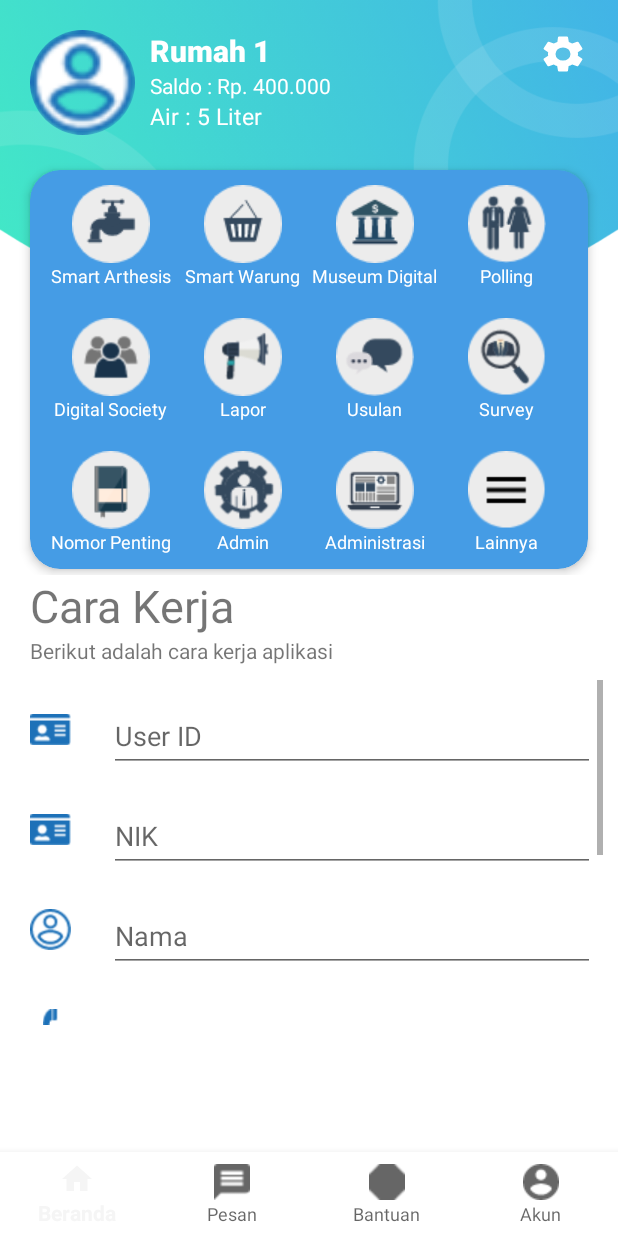
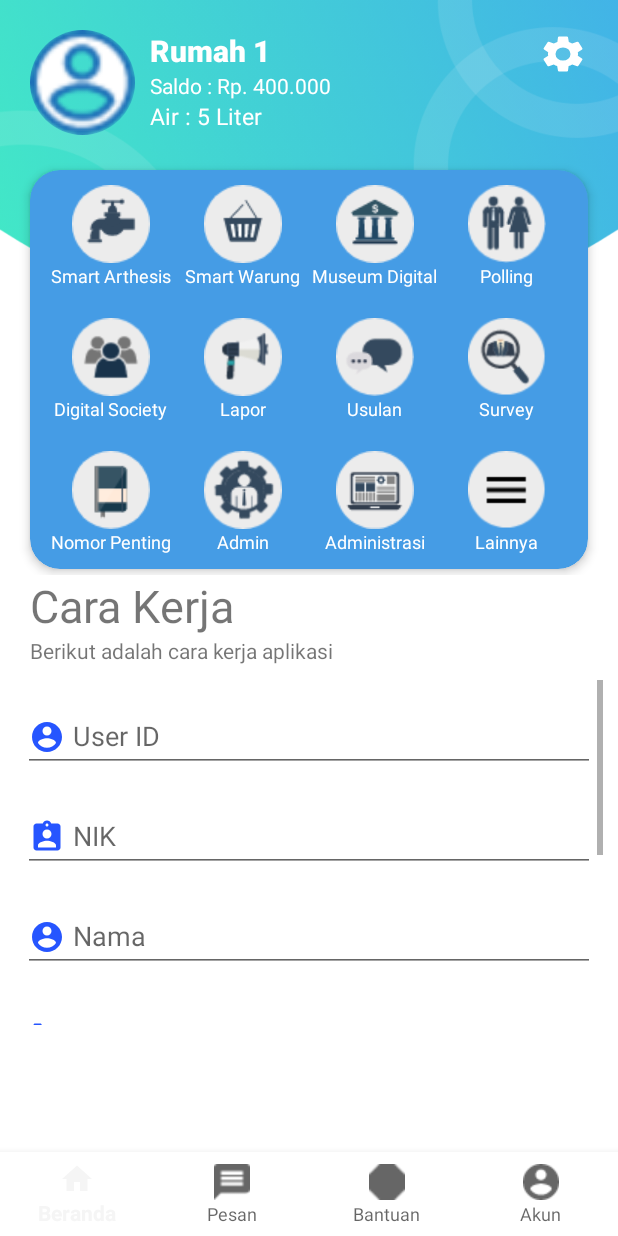
Before and after one commit to IzraelAA/SmartArthsis, an Android app: the fragment AkunFragment placed in its activity, on a phone screen of 412 x 824 dp. Run offline under Robolectric (Android 15) with nearby library versions, the phone set to English and light mode, and no system bars; our stand-ins replace CircleImageView; libraries missing offline, so code that uses them is left out: com.synnapps.carouselview; plain views replace CarouselView; 3 statements that could not run were skipped.

Commit message:
design xml akun

```diff
--- /dev/null
+++ b/app/src/main/res/drawable/ic_accountnama.xml
@@ -0,0 +1,5 @@
+<vector android:height="24dp" android:tint="#2655FF"
+    android:viewportHeight="24.0" android:viewportWidth="24.0"
+    android:width="24dp" xmlns:android="http://schemas.android.com/apk/res/android">
+    <path android:fillColor="#FF000000" android:pathData="M12,2C6.48,2 2,6.48 2,12s4.48,10 10,10 10,-4.48 10,-10S17.52,2 12,2zM12,5c1.66,0 3,1.34 3,3s-1.34,3 -3,3 -3,-1.34 -3,-3 1.34,-3 3,-3zM12,19.2c-2.5,0 -4.71,-1.28 -6,-3.22 0.03,-1.99 4,-3.08 6,-3.08 1.99,0 5.97,1.09 6,3.08 -1.29,1.94 -3.5,3.22 -6,3.22z"/>
+</vector>
--- a/app/src/main/res/drawable/ic_assignment_ind_black_24dp.xml
+++ b/app/src/main/res/drawable/ic_assignmentblue.xml
@@ -1,4 +1,4 @@
-<vector android:height="24dp" android:tint="#FFFFFF"
+<vector android:height="24dp" android:tint="#2655FF"
     android:viewportHeight="24.0" android:viewportWidth="24.0"
     android:width="24dp" xmlns:android="http://schemas.android.com/apk/res/android">
     <path android:fillColor="#FF000000" android:pathData="M19,3h-4.18C14.4,1.84 13.3,1 12,1c-1.3,0 -2.4,0.84 -2.82,2L5,3c-1.1,0 -2,0.9 -2,2v14c0,1.1 0.9,2 2,2h14c1.1,0 2,-0.9 2,-2L21,5c0,-1.1 -0.9,-2 -2,-2zM12,3c0.55,0 1,0.45 1,1s-0.45,1 -1,1 -1,-0.45 -1,-1 0.45,-1 1,-1zM12,7c1.66,0 3,1.34 3,3s-1.34,3 -3,3 -3,-1.34 -3,-3 1.34,-3 3,-3zM18,19L6,19v-1.4c0,-2 4,-3.1 6,-3.1s6,1.1 6,3.1L18,19z"/>
--- /dev/null
+++ b/app/src/main/res/drawable/ic_notelponblue.xml
@@ -0,0 +1,5 @@
+<vector android:height="24dp" android:tint="#2655FF"
+    android:viewportHeight="24.0" android:viewportWidth="24.0"
+    android:width="24dp" xmlns:android="http://schemas.android.com/apk/res/android">
+    <path android:fillColor="#FF000000" android:pathData="M6.62,10.79c1.44,2.83 3.76,5.14 6.59,6.59l2.2,-2.2c0.27,-0.27 0.67,-0.36 1.02,-0.24 1.12,0.37 2.33,0.57 3.57,0.57 0.55,0 1,0.45 1,1V20c0,0.55 -0.45,1 -1,1 -9.39,0 -17,-7.61 -17,-17 0,-0.55 0.45,-1 1,-1h3.5c0.55,0 1,0.45 1,1 0,1.25 0.2,2.45 0.57,3.57 0.11,0.35 0.03,0.74 -0.25,1.02l-2.2,2.2z"/>
+</vector>
--- /dev/null
+++ b/app/src/main/res/drawable/useridbirupanca.xml
@@ -0,0 +1,5 @@
+<vector android:height="24dp" android:tint="#2655FF"
+    android:viewportHeight="24.0" android:viewportWidth="24.0"
+    android:width="24dp" xmlns:android="http://schemas.android.com/apk/res/android">
+    <path android:fillColor="#FF000000" android:pathData="M12,2C6.48,2 2,6.48 2,12s4.48,10 10,10 10,-4.48 10,-10S17.52,2 12,2zM12,5c1.66,0 3,1.34 3,3s-1.34,3 -3,3 -3,-1.34 -3,-3 1.34,-3 3,-3zM12,19.2c-2.5,0 -4.71,-1.28 -6,-3.22 0.03,-1.99 4,-3.08 6,-3.08 1.99,0 5.97,1.09 6,3.08 -1.29,1.94 -3.5,3.22 -6,3.22z"/>
+</vector>
--- a/app/src/main/res/layout/activity_register.xml
+++ b/app/src/main/res/layout/activity_register.xml
@@ -46,6 +46,7 @@
 
             <com.google.android.material.textfield.TextInputEditText
                 android:id="@+id/inputNik"
+                android:drawablePadding="5dp"
                 android:drawableStart="@drawable/ic_assignment_ind_black_24dp"
                 android:textColor="@color/white"
                 android:layout_width="match_parent"
--- a/app/src/main/res/layout/fragment_akun.xml
+++ b/app/src/main/res/layout/fragment_akun.xml
@@ -13,28 +13,24 @@
             android:id="@+id/user_id"
             android:layout_width="match_parent"
             android:layout_height="wrap_content">
-            <ImageView
-                android:id="@+id/icon_user_id"
-                android:layout_width="47dp"
-                android:layout_height="47dp"
-                android:padding="10dp"
-                android:layout_marginEnd="10dp"
-                android:layout_centerVertical="true"
-                android:src="@drawable/icon_user_id" />
+
             <com.google.android.material.textfield.TextInputLayout
                 android:layout_width="match_parent"
                 android:layout_height="wrap_content"
-                android:padding="5dp"
-                android:layout_toEndOf="@+id/icon_user_id"
-                android:hint="@string/user_id">
+                android:layout_alignParentStart="true"
+                android:layout_marginStart="0dp"
+                android:hint="@string/user_id"
+                android:padding="5dp">
 
                 <com.google.android.material.textfield.TextInputEditText
                     android:id="@+id/inputUserID"
+                    android:drawablePadding="5dp"
+                    android:drawableStart="@drawable/useridbirupanca"
                     android:layout_width="match_parent"
                     android:layout_height="wrap_content"
                     android:focusable="false"
                     android:focusableInTouchMode="false"
-                    android:inputType="text"/>
+                    android:inputType="text" />
 
             </com.google.android.material.textfield.TextInputLayout>
         </RelativeLayout>
@@ -44,23 +40,16 @@
             android:layout_width="match_parent"
             android:layout_height="wrap_content"
             android:layout_below="@+id/user_id">
-            <ImageView
-                android:id="@+id/icon_nik"
-                android:layout_width="47dp"
-                android:layout_height="47dp"
-                android:padding="10dp"
-                android:layout_marginEnd="10dp"
-                android:layout_centerVertical="true"
-                android:src="@drawable/icon_user_id" />
             <com.google.android.material.textfield.TextInputLayout
                 android:layout_width="match_parent"
                 android:layout_height="wrap_content"
                 android:padding="5dp"
-                android:layout_toEndOf="@+id/icon_nik"
                 android:hint="@string/nik">
 
                 <com.google.android.material.textfield.TextInputEditText
                     android:id="@+id/inputNIK"
+                    android:drawablePadding="5dp"
+                    android:drawableStart="@drawable/ic_assignmentblue"
                     android:layout_width="match_parent"
                     android:layout_height="wrap_content"
                     android:focusable="false"
@@ -75,24 +64,17 @@
             android:layout_width="match_parent"
             android:layout_height="wrap_content"
             android:layout_below="@+id/nik">
-            <ImageView
-                android:id="@+id/icon_nama"
-                android:layout_width="47dp"
-                android:layout_height="47dp"
-                android:padding="10dp"
-                android:layout_marginEnd="10dp"
-                android:layout_centerVertical="true"
-                android:src="@drawable/icon_user_circle" />
             <com.google.android.material.textfield.TextInputLayout
                 android:layout_width="match_parent"
                 android:layout_height="wrap_content"
                 android:padding="5dp"
-                android:layout_toEndOf="@+id/icon_nama"
                 android:hint="@string/nama">
 
                 <com.google.android.material.textfield.TextInputEditText
                     android:id="@+id/inputNama"
+                    android:drawablePadding="5dp"
                     android:layout_width="match_parent"
+                    android:drawableStart="@drawable/ic_accountnama"
                     android:layout_height="wrap_content"
                     android:focusable="false"
                     android:focusableInTouchMode="false"
@@ -106,23 +88,16 @@
             android:layout_width="match_parent"
             android:layout_height="wrap_content"
             android:layout_below="@+id/nama">
-            <ImageView
-                android:id="@+id/icon_no_telp"
-                android:layout_width="47dp"
-                android:layout_height="47dp"
-                android:padding="10dp"
-                android:layout_marginEnd="10dp"
-                android:layout_centerVertical="true"
-                android:src="@drawable/icon_telephone" />
             <com.google.android.material.textfield.TextInputLayout
                 android:layout_width="match_parent"
                 android:layout_height="wrap_content"
                 android:padding="5dp"
-                android:layout_toEndOf="@+id/icon_no_telp"
                 android:hint="@string/no_telp">
 
                 <com.google.android.material.textfield.TextInputEditText
                     android:id="@+id/inputNoTelp"
+                    android:drawablePadding="5dp"
+                    android:drawableStart="@drawable/ic_notelponblue"
                     android:layout_width="match_parent"
                     android:layout_height="wrap_content"
                     android:focusable="false"
```
